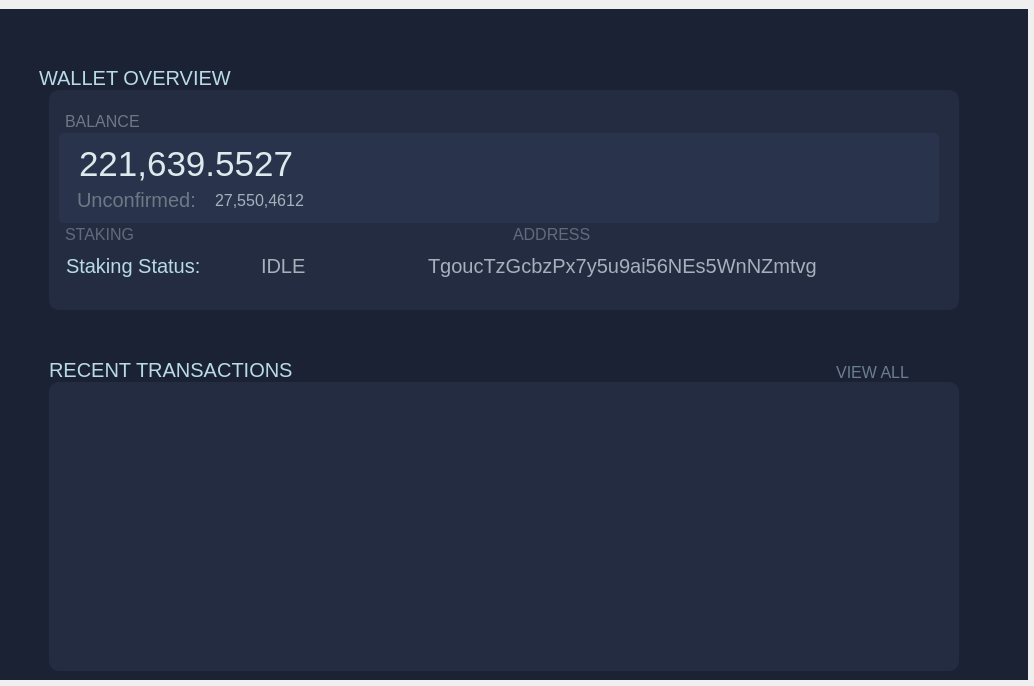
The window that src/qt/forms/overviewpage.ui (TrezarCoin/TrezarCoin) describes before a commit, drawn with Qt 5.
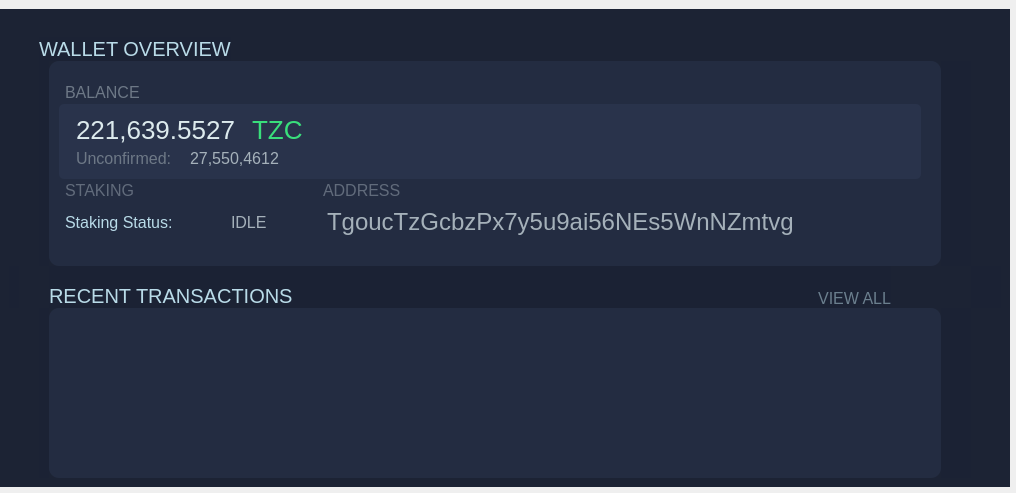
The same window after the commit. Icons and pictures are not drawn.

Diff of the .ui file:
```diff
--- a/src/qt/forms/overviewpage.ui
+++ b/src/qt/forms/overviewpage.ui
@@ -9,8 +9,8 @@
    <rect>
     <x>0</x>
     <y>0</y>
-    <width>1034</width>
-    <height>686</height>
+    <width>1016</width>
+    <height>493</height>
    </rect>
   </property>
   <property name="windowTitle">
@@ -46,7 +46,7 @@
      <item>
       <widget class="QWidget" name="widget_2" native="true">
        <property name="styleSheet">
-        <string notr="true">background-color:#1b2234;
+        <string notr="true">background-color:#1c2334;
 </string>
        </property>
        <layout class="QGridLayout" name="gridLayout_6">
@@ -187,15 +187,12 @@
 
 </string>
                 </property>
-                <property name="text">
-                 <string>&lt;html&gt;&lt;head/&gt;&lt;body&gt;&lt;p&gt;&lt;br/&gt;&lt;/p&gt;&lt;/body&gt;&lt;/html&gt;</string>
-                </property>
                </widget>
               </item>
               <item>
                <widget class="QWidget" name="widget_4" native="true">
                 <property name="sizePolicy">
-                 <sizepolicy hsizetype="Expanding" vsizetype="Preferred">
+                 <sizepolicy hsizetype="Preferred" vsizetype="Preferred">
                   <horstretch>0</horstretch>
                   <verstretch>0</verstretch>
                  </sizepolicy>
@@ -279,7 +276,7 @@
                      <item>
                       <widget class="QWidget" name="widget_5" native="true">
                        <property name="sizePolicy">
-                        <sizepolicy hsizetype="Expanding" vsizetype="Expanding">
+                        <sizepolicy hsizetype="Preferred" vsizetype="Preferred">
                          <horstretch>0</horstretch>
                          <verstretch>0</verstretch>
                         </sizepolicy>
@@ -312,13 +309,47 @@
                            <layout class="QHBoxLayout" name="horizontalLayout_13">
                             <item>
                              <widget class="QLabel" name="labelTotal">
+                              <property name="sizePolicy">
+                               <sizepolicy hsizetype="Preferred" vsizetype="Preferred">
+                                <horstretch>0</horstretch>
+                                <verstretch>0</verstretch>
+                               </sizepolicy>
+                              </property>
+                              <property name="minimumSize">
+                               <size>
+                                <width>0</width>
+                                <height>0</height>
+                               </size>
+                              </property>
+                              <property name="font">
+                               <font>
+                                <pointsize>-1</pointsize>
+                               </font>
+                              </property>
                               <property name="styleSheet">
-                               <string notr="true">font-size:35px;
-color:#dceaed;</string>
+                               <string notr="true">color:#dceaed;
+font-size:26px;</string>
                               </property>
                               <property name="text">
                                <string>221,639.5527</string>
                               </property>
+                              <property name="alignment">
+                               <set>Qt::AlignLeading|Qt::AlignLeft|Qt::AlignVCenter</set>
+                              </property>
+                             </widget>
+                            </item>
+                            <item>
+                             <widget class="QLabel" name="label_9">
+                              <property name="styleSheet">
+                               <string notr="true">font-size:26px;
+color:#39df7b;</string>
+                              </property>
+                              <property name="text">
+                               <string>TZC</string>
+                              </property>
+                              <property name="alignment">
+                               <set>Qt::AlignLeading|Qt::AlignLeft|Qt::AlignVCenter</set>
+                              </property>
                              </widget>
                             </item>
                             <item>
@@ -370,7 +401,7 @@
                              <widget class="QLabel" name="label_54">
                               <property name="styleSheet">
                                <string notr="true">color:#6d7886;
-font-size:20px;</string>
+font-size:16px;</string>
                               </property>
                               <property name="text">
                                <string>Unconfirmed:</string>
@@ -438,6 +469,18 @@
                       <layout class="QHBoxLayout" name="horizontalLayout_10">
                        <item>
                         <widget class="QLabel" name="label_17">
+                         <property name="sizePolicy">
+                          <sizepolicy hsizetype="Fixed" vsizetype="Preferred">
+                           <horstretch>0</horstretch>
+                           <verstretch>0</verstretch>
+                          </sizepolicy>
+                         </property>
+                         <property name="minimumSize">
+                          <size>
+                           <width>252</width>
+                           <height>0</height>
+                          </size>
+                         </property>
                          <property name="styleSheet">
                           <string notr="true">color:#616b7b;
 font-size:16px;
@@ -475,6 +518,12 @@
                        </property>
                        <item>
                         <widget class="QLabel" name="label_19">
+                         <property name="sizePolicy">
+                          <sizepolicy hsizetype="Fixed" vsizetype="Preferred">
+                           <horstretch>0</horstretch>
+                           <verstretch>0</verstretch>
+                          </sizepolicy>
+                         </property>
                          <property name="sizeIncrement">
                           <size>
                            <width>0</width>
@@ -489,7 +538,7 @@
                          </property>
                          <property name="styleSheet">
                           <string notr="true">color:#b9dbe8;
-font-size:20px;</string>
+font-size:16px;</string>
                          </property>
                          <property name="text">
                           <string>Staking Status:</string>
@@ -501,6 +550,12 @@
                        </item>
                        <item>
                         <widget class="QPushButton" name="stakeingDot">
+                         <property name="sizePolicy">
+                          <sizepolicy hsizetype="Fixed" vsizetype="Fixed">
+                           <horstretch>0</horstretch>
+                           <verstretch>0</verstretch>
+                          </sizepolicy>
+                         </property>
                          <property name="styleSheet">
                           <string notr="true"/>
                          </property>
@@ -511,9 +566,21 @@
                        </item>
                        <item>
                         <widget class="QLabel" name="labelStakingStatus">
+                         <property name="sizePolicy">
+                          <sizepolicy hsizetype="Fixed" vsizetype="Preferred">
+                           <horstretch>0</horstretch>
+                           <verstretch>0</verstretch>
+                          </sizepolicy>
+                         </property>
+                         <property name="minimumSize">
+                          <size>
+                           <width>59</width>
+                           <height>0</height>
+                          </size>
+                         </property>
                          <property name="styleSheet">
                           <string notr="true">color:#a5b1ba;
-font-size: 20px;</string>
+font-size: 16px;</string>
                          </property>
                          <property name="text">
                           <string>IDLE</string>
@@ -528,9 +595,12 @@
                          <property name="orientation">
                           <enum>Qt::Horizontal</enum>
                          </property>
+                         <property name="sizeType">
+                          <enum>QSizePolicy::Fixed</enum>
+                         </property>
                          <property name="sizeHint" stdset="0">
                           <size>
-                           <width>40</width>
+                           <width>30</width>
                            <height>20</height>
                           </size>
                          </property>
@@ -538,9 +608,14 @@
                        </item>
                        <item>
                         <widget class="QLabel" name="labelAddressAccount">
+                         <property name="font">
+                          <font>
+                           <pointsize>-1</pointsize>
+                          </font>
+                         </property>
                          <property name="styleSheet">
                           <string notr="true">color:#a5b1ba;
-font-size:20px;</string>
+font-size:24px;</string>
                          </property>
                          <property name="text">
                           <string>TgoucTzGcbzPx7y5u9ai56NEs5WnNZmtvg</string>
@@ -714,9 +789,6 @@
 
 </string>
                 </property>
-                <property name="text">
-                 <string>&lt;html&gt;&lt;head/&gt;&lt;body&gt;&lt;p&gt;&lt;br/&gt;&lt;/p&gt;&lt;/body&gt;&lt;/html&gt;</string>
-                </property>
                </widget>
               </item>
              </layout>
@@ -895,9 +967,6 @@
                  <string notr="true">background-color:#1b2234;
 color:#badce9;</string>
                 </property>
-                <property name="text">
-                 <string>&lt;html&gt;&lt;head/&gt;&lt;body&gt;&lt;p&gt;&lt;br/&gt;&lt;/p&gt;&lt;/body&gt;&lt;/html&gt;</string>
-                </property>
                </widget>
               </item>
              </layout>
@@ -941,7 +1010,7 @@
                  <string notr="true">background-color:#1b2234;</string>
                 </property>
                 <property name="text">
-                 <string>&lt;html&gt;&lt;head/&gt;&lt;body&gt;&lt;p&gt;&lt;br/&gt;&lt;/p&gt;&lt;/body&gt;&lt;/html&gt;</string>
+                 <string/>
                 </property>
                </widget>
               </item>
@@ -950,7 +1019,7 @@
                 <item row="0" column="0">
                  <widget class="QListView" name="listTransactions">
                   <property name="sizePolicy">
-                   <sizepolicy hsizetype="Expanding" vsizetype="Preferred">
+                   <sizepolicy hsizetype="Preferred" vsizetype="Preferred">
                     <horstretch>0</horstretch>
                     <verstretch>0</verstretch>
                    </sizepolicy>
@@ -959,8 +1028,18 @@
                    <string notr="true">background:#232c41;
 padding:2px;
 border-radius:10px;
+font-size:14px;
 </string>
                   </property>
+                  <property name="lineWidth">
+                   <number>2</number>
+                  </property>
+                  <property name="sizeAdjustPolicy">
+                   <enum>QAbstractScrollArea::AdjustToContents</enum>
+                  </property>
+                  <property name="alternatingRowColors">
+                   <bool>false</bool>
+                  </property>
                  </widget>
                 </item>
                </layout>
@@ -983,9 +1062,6 @@
                  <string notr="true">background-color:#1b2234;
 </string>
                 </property>
-                <property name="text">
-                 <string>&lt;html&gt;&lt;head/&gt;&lt;body&gt;&lt;p&gt;&lt;br/&gt;&lt;/p&gt;&lt;/body&gt;&lt;/html&gt;</string>
-                </property>
                </widget>
               </item>
              </layout>
```
